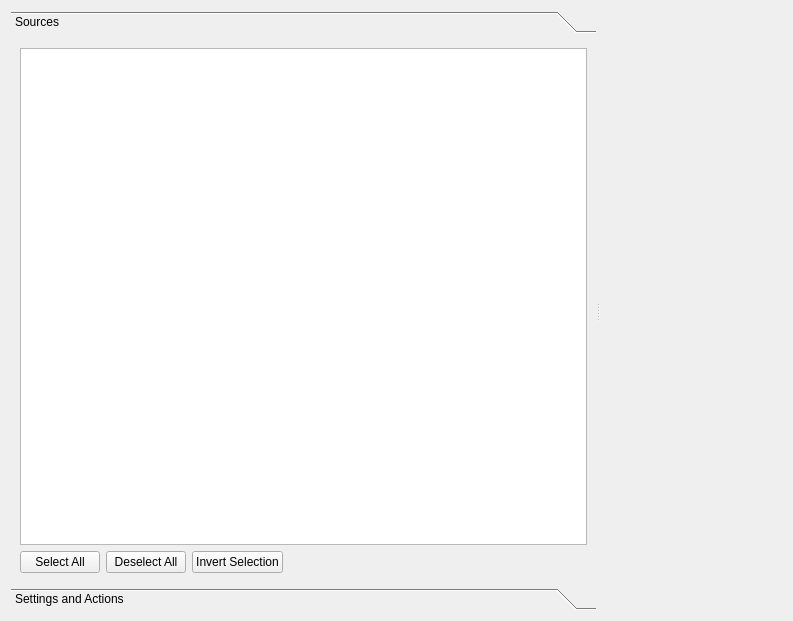
First picture: the form in src/simulationworkbench/widgets/tablewidget_v1.ui, repository CSB-at-ZIB/BioPARKIN, before the edit.
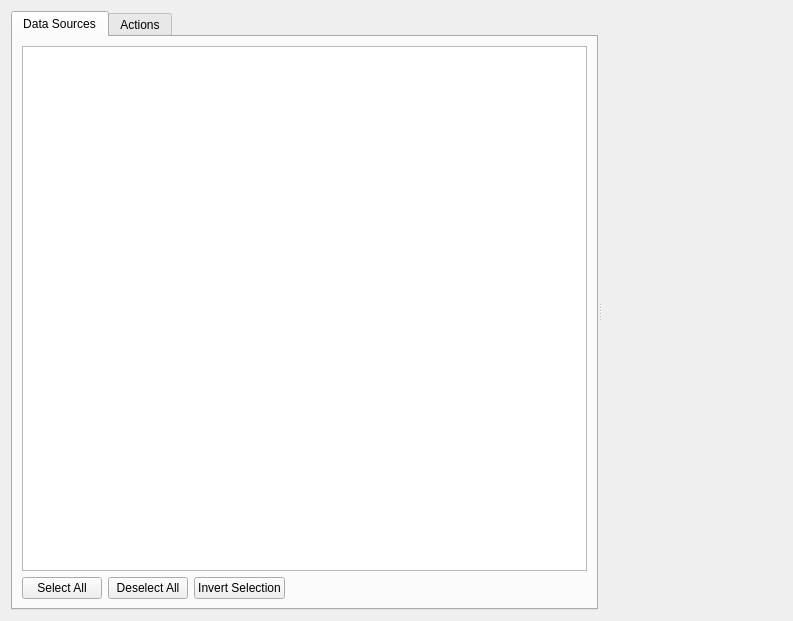
Second picture: the form after the edit.

Commit message: * "Model" tab -> "Model Overview" * rename menu "simulation" to "actions" * entity tree: remove buttons (add/remove/duplicate) * Plot Widget: Uses tabs, now.

Diff of the .ui file:
```diff
--- a/src/simulationworkbench/widgets/tablewidget_v1.ui
+++ b/src/simulationworkbench/widgets/tablewidget_v1.ui
@@ -19,30 +19,13 @@
      <property name="orientation">
       <enum>Qt::Horizontal</enum>
      </property>
-     <widget class="QToolBox" name="toolBox">
-      <property name="frameShape">
-       <enum>QFrame::NoFrame</enum>
-      </property>
-      <property name="frameShadow">
-       <enum>QFrame::Plain</enum>
-      </property>
-      <property name="lineWidth">
-       <number>1</number>
-      </property>
+     <widget class="QTabWidget" name="tabWidget">
       <property name="currentIndex">
        <number>0</number>
       </property>
-      <widget class="QWidget" name="pageSources">
-       <property name="geometry">
-        <rect>
-         <x>0</x>
-         <y>0</y>
-         <width>610</width>
-         <height>549</height>
-        </rect>
-       </property>
-       <attribute name="label">
-        <string>Sources</string>
+      <widget class="QWidget" name="tabWidgetPage1" native="true">
+       <attribute name="title">
+        <string>Data Sources</string>
        </attribute>
        <layout class="QHBoxLayout" name="horizontalLayout_3">
         <item>
@@ -92,17 +75,9 @@
         </item>
        </layout>
       </widget>
-      <widget class="QWidget" name="pageSettingsAndActions">
-       <property name="geometry">
-        <rect>
-         <x>0</x>
-         <y>0</y>
-         <width>610</width>
-         <height>549</height>
-        </rect>
-       </property>
-       <attribute name="label">
-        <string>Settings and Actions</string>
+      <widget class="QWidget" name="tabWidgetPage2" native="true">
+       <attribute name="title">
+        <string>Actions</string>
        </attribute>
        <layout class="QVBoxLayout" name="verticalLayout_2">
         <item>
```
Left out of the diff: 83 changed lines with no effect on the pictures. The commit also changes 7 other files.
